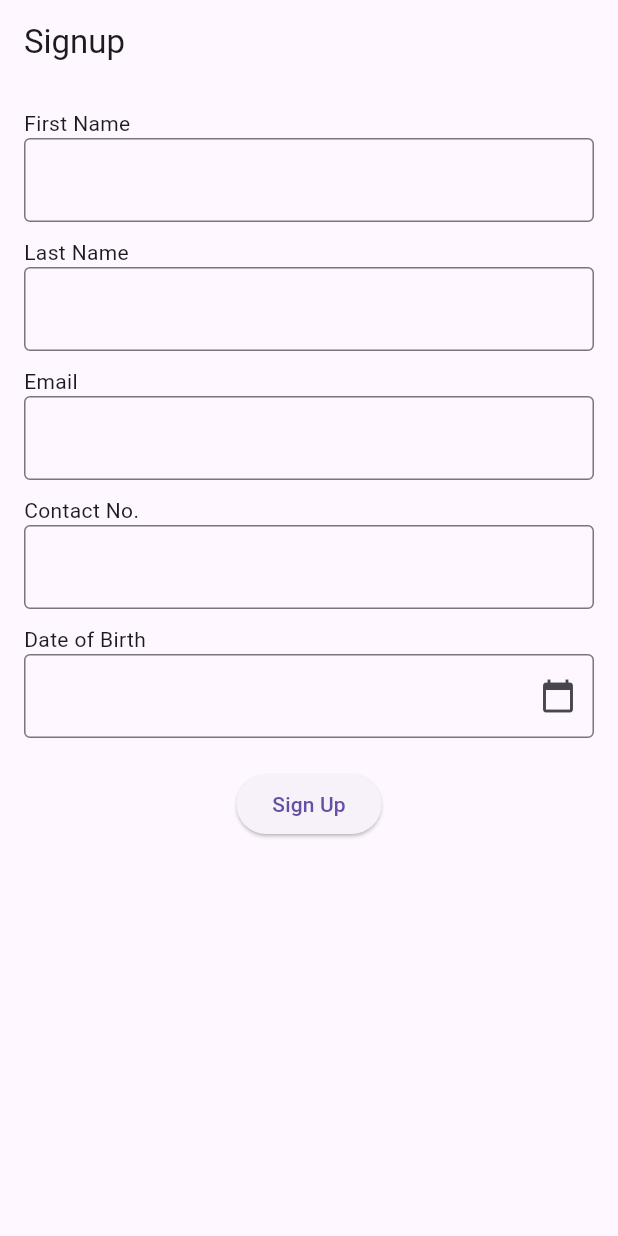
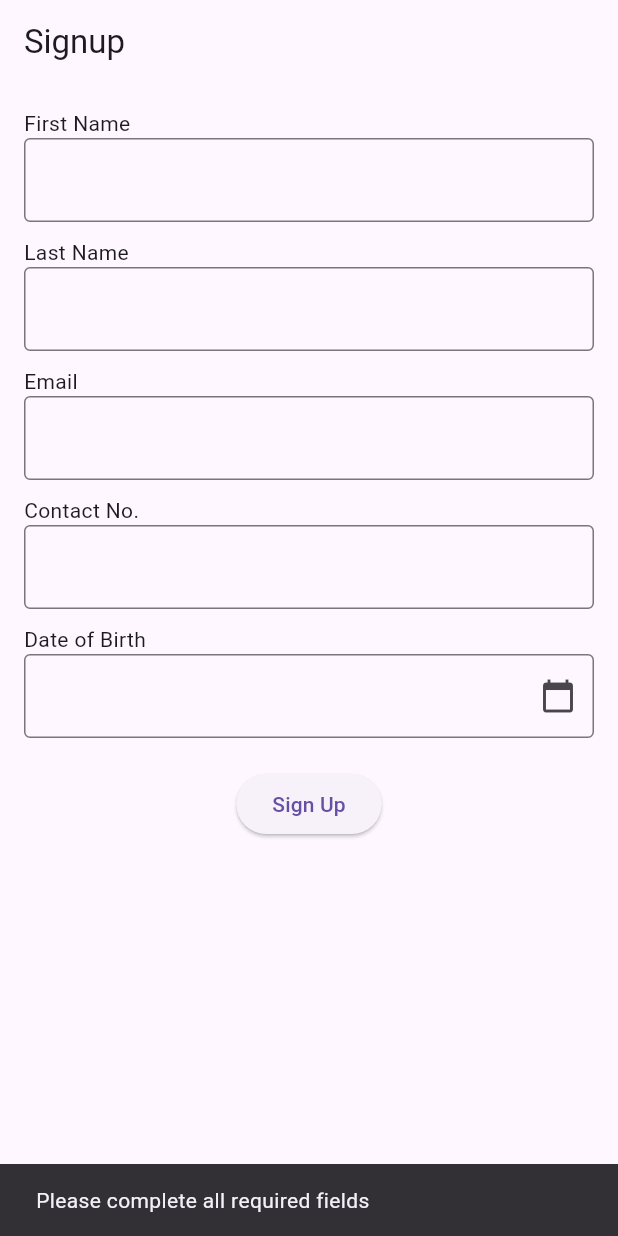
Before and after one commit to anguyen221/signup_form, a Flutter app: the screen it shows after launch, after a tap on "Sign Up", on a phone screen of 412 x 824 dp. Run offline on Flutter 3.47's test engine with Material 3 defaults, Android fonts, the phone set to English and light mode, and no system bars; drawn by our look-alikes of flutter_form_builder.

```diff
--- a/lib/signup_page.dart
+++ b/lib/signup_page.dart
@@ -1,6 +1,7 @@
 import 'package:flutter/material.dart';
 import 'package:flutter_form_builder/flutter_form_builder.dart';
 import 'package:intl/intl.dart';
+import 'dart:developer';
 
 class SignupPage extends StatefulWidget {
   const SignupPage({super.key});
@@ -11,6 +12,21 @@ class SignupPage extends StatefulWidget {
 
 class _SignupPageState extends State<SignupPage> {
   final _formKey = GlobalKey<FormBuilderState>();
+
+  void _submitForm() {
+    if (_formKey.currentState!.saveAndValidate()) {
+      final formData = _formKey.currentState!.value;
+      log('Form Submitted: $formData');
+
+      ScaffoldMessenger.of(context).showSnackBar(
+        const SnackBar(content: Text('Signup complete.')),
+      );
+    } else {
+      ScaffoldMessenger.of(context).showSnackBar(
+        const SnackBar(content: Text('Please complete all required fields')),
+      );
+    }
+  }
 
   @override
   Widget build(BuildContext context) {
@@ -88,13 +104,7 @@ class _SignupPageState extends State<SignupPage> {
 
               Center(
                 child: ElevatedButton(
-                  onPressed: () {
-                    if (_formKey.currentState!.saveAndValidate()) {
-                      ScaffoldMessenger.of(context).showSnackBar(
-                        const SnackBar(content: Text('Signup complete.')),
-                      );
-                    }
-                  },
+                  onPressed: _submitForm,
                   child: const Text('Sign Up'),
                 ),
               ),
```
